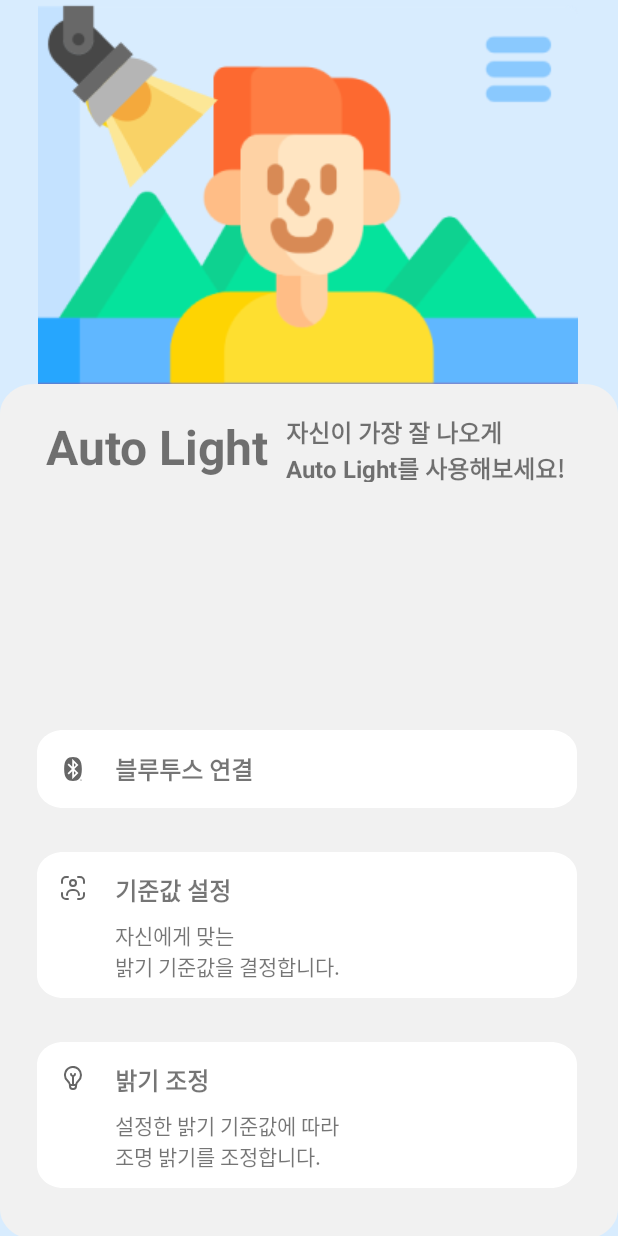
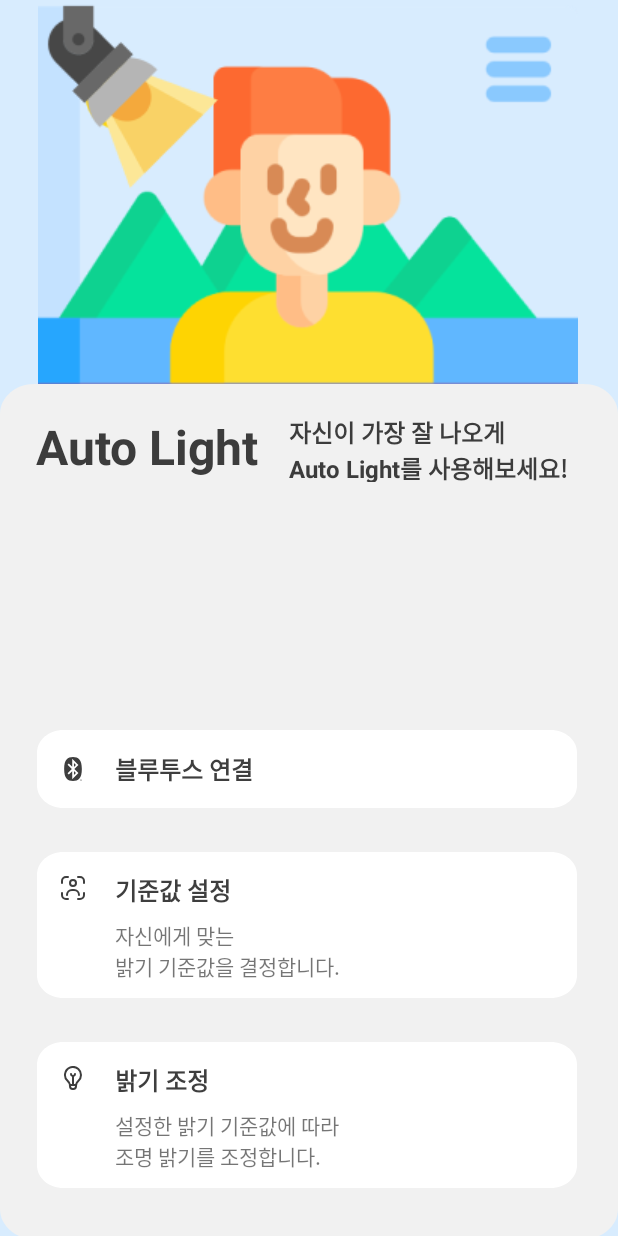
Before and after one commit to Auto-Light/Auto-Light-Android, an Android app: the screen it shows after launch (MainActivity), on a phone screen of 412 x 824 dp. Run offline under Robolectric (Android 15) with nearby library versions, the phone set to English and light mode, and no system bars; 1 statement that could not run was skipped.

Commit message:
bluetooth & record_ok_button & layout

```diff
--- a/app/src/main/res/drawable-v24/main_icon_light.xml
+++ b/app/src/main/res/drawable-v24/main_icon_light.xml
@@ -1,3 +1,3 @@
-<vector xmlns:android="http://schemas.android.com/apk/res/android" android:width="16dp" android:height="16dp" android:viewportWidth="24" android:viewportHeight="24" android:tint="?attr/colorControlNormal">
+<vector xmlns:android="http://schemas.android.com/apk/res/android" android:width="16dp" android:height="16dp" android:viewportWidth="24" android:viewportHeight="24" android:tint="#3E3E3E">
     <path android:fillColor="@android:color/white" android:pathData="m17.994 2.286a9 9 0 0 0 -14.919 5.536 8.938 8.938 0 0 0 2.793 7.761 6.263 6.263 0 0 1 2.132 4.566v0.161a3.694 3.694 0 0 0 3.69 3.69h0.62a3.694 3.694 0 0 0 3.69-3.69v-0.549a5.323 5.323 0 0 1 1.932-4 8.994 8.994 0 0 0 0.062-13.477zm-5.684 19.714h-0.62a1.692 1.692 0 0 1 -1.69-1.69s-0.007-0.26-0.008-0.31h4.008v0.31a1.692 1.692 0 0 1 -1.69 1.69zm4.3-7.741a7.667 7.667 0 0 0 -2.364 3.741h-1.246v-7.184a3 3 0 0 0 2-2.816 1 1 0 0 0 -2 0 1 1 0 0 1 -2 0 1 1 0 0 0 -2 0 3 3 0 0 0 2 2.816v7.184h-1.322a8.634 8.634 0 0 0 -2.448-3.881 7 7 0 0 1 3.951-12.073 7.452 7.452 0 0 1 0.828-0.046 6.921 6.921 0 0 1 4.652 1.778 6.993 6.993 0 0 1 -0.048 10.481z"/>
 </vector>
--- a/app/src/main/res/drawable-v24/main_icon_setting.xml
+++ b/app/src/main/res/drawable-v24/main_icon_setting.xml
@@ -1,4 +1,4 @@
-<vector xmlns:android="http://schemas.android.com/apk/res/android" android:width="16dp" android:height="16dp" android:viewportWidth="24" android:viewportHeight="24" android:tint="?attr/colorControlNormal">
+<vector xmlns:android="http://schemas.android.com/apk/res/android" android:width="16dp" android:height="16dp" android:viewportWidth="24" android:viewportHeight="24" android:tint="#3E3E3E">
     <path android:fillColor="@android:color/white" android:pathData="M23,16a1,1,0,0,0-1,1v2a3,3,0,0,1-3,3H17a1,1,0,0,0,0,2h2a5.006,5.006,0,0,0,5-5V17A1,1,0,0,0,23,16Z"/>
     <path android:fillColor="@android:color/white" android:pathData="M1,8A1,1,0,0,0,2,7V5A3,3,0,0,1,5,2H7A1,1,0,0,0,7,0H5A5.006,5.006,0,0,0,0,5V7A1,1,0,0,0,1,8Z"/>
     <path android:fillColor="@android:color/white" android:pathData="M7,22H5a3,3,0,0,1-3-3V17a1,1,0,0,0-2,0v2a5.006,5.006,0,0,0,5,5H7a1,1,0,0,0,0-2Z"/>
--- a/app/src/main/res/drawable/back_button.xml
+++ b/app/src/main/res/drawable/back_button.xml
@@ -19,7 +19,7 @@
     </group>
     <group android:translateX="5.5" android:translateY="5.5">
         <path
-            android:fillColor="#3C3C3C"
+            android:fillColor="#3E3E3E"
             android:pathData="M10.6,12.71a1,1,0,0,1,0-1.42l4.59-4.58a1,1,0,0,0,0-1.42,1,1,0,0,0-1.41,0L9.19,9.88a3,3,0,0,0,0,4.24l4.59,4.59a1,1,0,0,0,0.7,0.29,1,1,0,0,0,0.71-0.29,1,1,0,0,0,0-1.42Z"
             />
     </group>
--- a/app/src/main/res/drawable/main_icon_bluetooth.xml
+++ b/app/src/main/res/drawable/main_icon_bluetooth.xml
@@ -1,4 +1,4 @@
-<vector xmlns:android="http://schemas.android.com/apk/res/android" android:width="16dp" android:height="16dp" android:viewportWidth="24" android:viewportHeight="24" android:tint="?attr/colorControlNormal">
+<vector xmlns:android="http://schemas.android.com/apk/res/android" android:width="16dp" android:height="16dp" android:viewportWidth="24" android:viewportHeight="24" android:tint="#3E3E3E">
     <path android:fillColor="@android:color/white" android:pathData="M19.704,23.004h0.174c0.058,0.004,0.115-0.014,0.161-0.05c0.041-0.035,0.063-0.087,0.061-0.14   c0-0.126-0.08-0.195-0.222-0.195h-0.174V23.004z M20.064,23.498l-0.222-0.393h-0.138v0.404h-0.128v-0.979h0.331   c0.044-0.001,0.088,0.006,0.13,0.021c0.038,0.015,0.072,0.036,0.103,0.063c0.028,0.027,0.051,0.059,0.067,0.094   c0.017,0.036,0.026,0.075,0.025,0.115c0.001,0.062-0.02,0.123-0.059,0.172c-0.037,0.05-0.09,0.087-0.151,0.105l-0.042,0.015   l0.23,0.395L20.064,23.498z M19.855,22.207c-0.107,0-0.213,0.02-0.312,0.061c-0.094,0.041-0.179,0.099-0.251,0.172   c-0.072,0.075-0.129,0.162-0.169,0.257c-0.078,0.202-0.078,0.426,0,0.628c0.039,0.096,0.097,0.184,0.169,0.257   c0.072,0.073,0.157,0.131,0.251,0.172c0.298,0.128,0.645,0.06,0.873-0.172c0.074-0.073,0.132-0.16,0.169-0.257   c0.078-0.202,0.078-0.426,0-0.628c-0.038-0.096-0.096-0.184-0.169-0.257c-0.072-0.073-0.157-0.131-0.251-0.172   C20.066,22.227,19.961,22.207,19.855,22.207 M19.855,23.946c-0.124,0.001-0.248-0.024-0.362-0.073   c-0.11-0.05-0.21-0.121-0.293-0.209c-0.088-0.084-0.159-0.184-0.209-0.295c-0.098-0.231-0.098-0.491,0-0.722   c0.095-0.222,0.271-0.399,0.492-0.496c0.114-0.048,0.238-0.073,0.362-0.071c0.125-0.001,0.249,0.023,0.364,0.071   c0.111,0.051,0.211,0.122,0.295,0.209c0.087,0.085,0.158,0.185,0.209,0.295c0.098,0.231,0.098,0.491,0,0.722   c-0.051,0.111-0.122,0.211-0.209,0.295C20.329,23.847,20.102,23.946,19.855,23.946"/>
     <path android:fillColor="@android:color/white" android:pathData="M12,24c5.231,0,8.851-2.49,8.851-12S17.242,0,12,0S3.149,2.49,3.149,12S6.769,24,12,24 M10.851,12L6.56,7.7l1.243-1.255   l3.421,3.429V1.682l6.217,6.214L13.335,12l4.105,4.103l-6.214,6.214v-8.192l-3.411,3.419l-1.243-1.255L10.851,12z M12.971,18.068   l1.984-1.986l-1.984-1.982V18.068z M12.971,5.919l1.984,1.986l-1.984,1.982V5.919z"/>
 </vector>
--- a/app/src/main/res/drawable/record_ok_button.xml
+++ b/app/src/main/res/drawable/record_ok_button.xml
@@ -18,8 +18,9 @@
     </group>
     <group android:translateX="5.5" android:translateY="7">
         <path
-            android:fillColor="#969696"
-            android:pathData="M18.71,8.21a1,1,0,0,0-1.42,0l-4.58,4.58a1,1,0,0,1-1.42,0L6.71,8.21a1,1,0,0,0-1.42,0,1,1,0,0,0,0,1.41l4.59,4.59a3,3,0,0,0,4.24,0l4.59-4.59A1,1,0,0,0,18.71,8.21Z"/>
+            android:fillColor="#3E3E3E"
+            android:pathData="M9.333,15.919,5.414,12A1,1,0,0,0,4,12H4a1,1,0,0,0,0,1.414l3.919,3.919a2,2,0,0,0,2.829,0L20,8.081a1,1,0,0,0,0-1.414h0a1,1,0,0,0-1.414,0Z"
+        />
     </group>
 
 
--- a/app/src/main/res/layout/activity_main.xml
+++ b/app/src/main/res/layout/activity_main.xml
@@ -48,10 +48,11 @@
         android:layout_width="205dp"
         android:layout_height="45dp"
         android:layout_marginTop="20dp"
-        android:layout_marginEnd="16dp"
+        android:layout_marginEnd="14dp"
         android:text="자신이 가장 잘 나오게 \nAuto Light를 사용해보세요!"
         android:textSize="16sp"
         android:textStyle="bold"
+        android:textColor="#3C3C3C"
         app:layout_constraintEnd_toEndOf="parent"
         app:layout_constraintTop_toTopOf="@+id/rectangle" />
 
@@ -64,7 +65,7 @@
         android:text="Auto Light"
         android:textSize="32sp"
         android:textStyle="bold"
-        app:layout_constraintEnd_toStartOf="@+id/explanation"
+        android:textColor="#3C3C3C"
         app:layout_constraintHorizontal_bias="1.0"
         app:layout_constraintStart_toStartOf="parent"
         app:layout_constraintTop_toTopOf="@+id/rectangle" />
@@ -111,6 +112,7 @@
         android:layout_height="wrap_content"
         android:layout_marginStart="20dp"
         android:text="블루투스 연결"
+        android:textColor="#3E3E3E"
         android:textSize="16sp"
         android:textStyle="bold"
         app:layout_constraintBottom_toBottomOf="@+id/button0"
@@ -135,6 +137,7 @@
         android:layout_marginStart="52dp"
         android:layout_marginTop="13dp"
         android:text="기준값 설정"
+        android:textColor="#3E3E3E"
         android:textSize="16sp"
         android:textStyle="bold"
         app:layout_constraintStart_toStartOf="@+id/button1"
@@ -157,6 +160,7 @@
         android:layout_marginStart="52dp"
         android:layout_marginTop="13dp"
         android:text="밝기 조정"
+        android:textColor="#3E3E3E"
         android:textSize="16sp"
         android:textStyle="bold"
         app:layout_constraintStart_toStartOf="@+id/button2"
--- a/app/src/main/res/layout/activity_record_video.xml
+++ b/app/src/main/res/layout/activity_record_video.xml
@@ -37,6 +37,7 @@
         android:layout_height="wrap_content"
         android:layout_marginTop="28dp"
         android:text="기준값 설정"
+        android:textColor="#3E3E3E"
         android:textSize="20sp"
         android:textStyle="bold"
         opencv:layout_constraintEnd_toEndOf="parent"
@@ -51,6 +52,7 @@
         android:layout_marginTop="96dp"
         android:gravity="center"
         android:text="얼굴을 잘 인식할 수 있도록\n얼굴을 가리는 물건(마스크, 선글라스 등)\n은 최대한 피해주세요."
+        android:textColor="#3E3E3E"
         android:textSize="16sp"
         opencv:layout_constraintEnd_toEndOf="parent"
         opencv:layout_constraintStart_toStartOf="parent"
@@ -83,13 +85,14 @@
         android:layout_width="wrap_content"
         android:layout_height="wrap_content"
         android:text="확인"
+        android:textColor="#3E3E3E"
         android:textStyle="bold"
         opencv:layout_constraintBottom_toBottomOf="@+id/ok_button"
         opencv:layout_constraintEnd_toEndOf="@+id/ok_button"
         opencv:layout_constraintHorizontal_bias="0.741"
         opencv:layout_constraintStart_toStartOf="@+id/ok_button"
         opencv:layout_constraintTop_toTopOf="@+id/ok_button"
-        opencv:layout_constraintVertical_bias="0.5" />
+        opencv:layout_constraintVertical_bias="0.473" />
 
 
 </androidx.constraintlayout.widget.ConstraintLayout>
```
